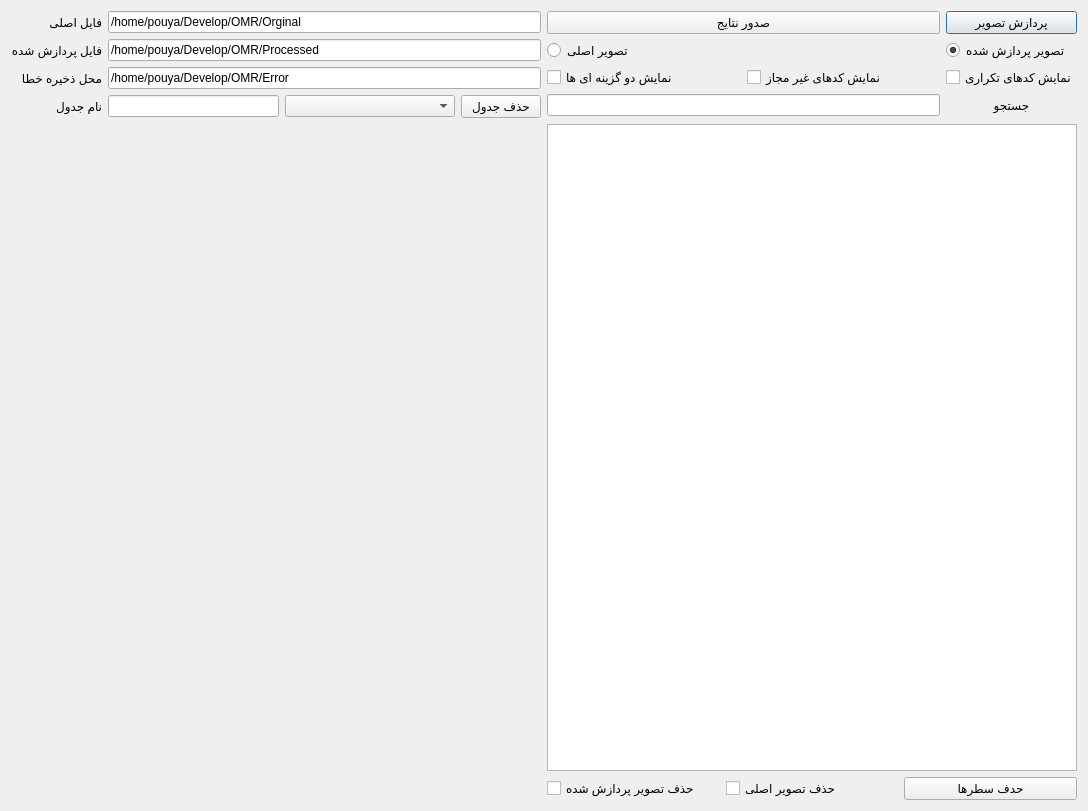
First picture: the form in omrprocess.ui, repository pouya-codes/OMR, before the edit.
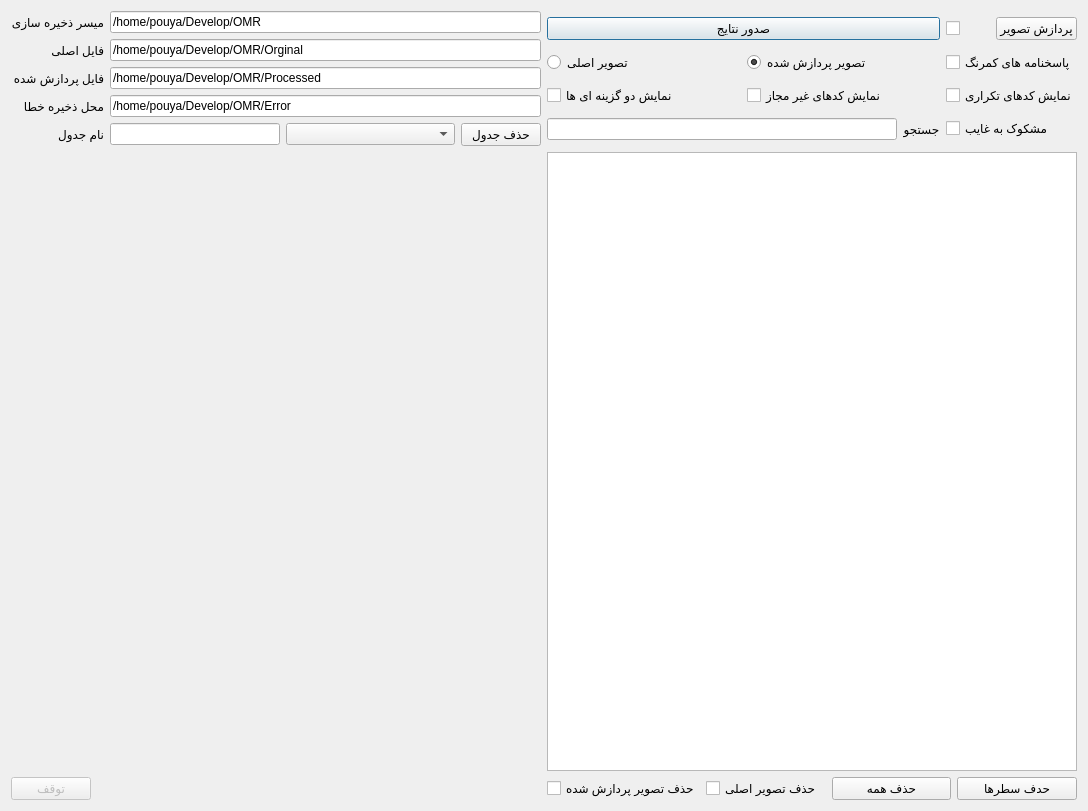
Second picture: the form after the edit.

Commit message: After MultiThread Support

Patch:
```diff
--- a/omrprocess.ui
+++ b/omrprocess.ui
@@ -70,19 +70,6 @@
        </property>
        <item>
         <layout class="QGridLayout" name="gridLayout_2">
-         <item row="1" column="1">
-          <widget class="QPushButton" name="pushButton">
-           <property name="sizePolicy">
-            <sizepolicy hsizetype="Minimum" vsizetype="Fixed">
-             <horstretch>0</horstretch>
-             <verstretch>1</verstretch>
-            </sizepolicy>
-           </property>
-           <property name="text">
-            <string>پردازش تصویر</string>
-           </property>
-          </widget>
-         </item>
          <item row="1" column="0">
           <widget class="QPushButton" name="pushButton_2">
            <property name="sizePolicy">
@@ -96,51 +83,14 @@
            </property>
           </widget>
          </item>
-         <item row="3" column="1">
+         <item row="5" column="1">
           <widget class="QCheckBox" name="checkBoxDuplicated">
            <property name="text">
             <string>نمایش کدهای تکراری</string>
            </property>
           </widget>
          </item>
-         <item row="2" column="1">
-          <widget class="QRadioButton" name="radioButtonProcessed">
-           <property name="text">
-            <string>تصویر پردازش شده</string>
-           </property>
-           <property name="checked">
-            <bool>true</bool>
-           </property>
-          </widget>
-         </item>
-         <item row="2" column="0">
-          <widget class="QRadioButton" name="radioButtonOrginal">
-           <property name="text">
-            <string>تصویر اصلی</string>
-           </property>
-          </widget>
-         </item>
-         <item row="5" column="1">
-          <widget class="QLabel" name="label_3">
-           <property name="text">
-            <string>جستجو</string>
-           </property>
-           <property name="alignment">
-            <set>Qt::AlignCenter</set>
-           </property>
-          </widget>
-         </item>
          <item row="5" column="0">
-          <widget class="QLineEdit" name="lineEditSearch">
-           <property name="sizePolicy">
-            <sizepolicy hsizetype="Expanding" vsizetype="Fixed">
-             <horstretch>0</horstretch>
-             <verstretch>0</verstretch>
-            </sizepolicy>
-           </property>
-          </widget>
-         </item>
-         <item row="3" column="0">
           <layout class="QHBoxLayout" name="horizontalLayout_3">
            <item>
             <widget class="QCheckBox" name="checkBoxTwoChoices">
@@ -158,6 +108,89 @@
            </item>
           </layout>
          </item>
+         <item row="7" column="0">
+          <layout class="QHBoxLayout" name="horizontalLayout_6">
+           <item>
+            <widget class="QLineEdit" name="lineEditSearch">
+             <property name="sizePolicy">
+              <sizepolicy hsizetype="Expanding" vsizetype="Fixed">
+               <horstretch>0</horstretch>
+               <verstretch>0</verstretch>
+              </sizepolicy>
+             </property>
+            </widget>
+           </item>
+           <item>
+            <widget class="QLabel" name="label_3">
+             <property name="text">
+              <string>جستجو</string>
+             </property>
+             <property name="alignment">
+              <set>Qt::AlignCenter</set>
+             </property>
+            </widget>
+           </item>
+          </layout>
+         </item>
+         <item row="7" column="1">
+          <widget class="QCheckBox" name="checkBoxApsent">
+           <property name="text">
+            <string>مشکوک به غایب</string>
+           </property>
+          </widget>
+         </item>
+         <item row="1" column="1">
+          <layout class="QHBoxLayout" name="horizontalLayout_4">
+           <item>
+            <widget class="QCheckBox" name="checkBoxMultiThread">
+             <property name="text">
+              <string/>
+             </property>
+            </widget>
+           </item>
+           <item>
+            <widget class="QPushButton" name="pushButton">
+             <property name="sizePolicy">
+              <sizepolicy hsizetype="Minimum" vsizetype="Fixed">
+               <horstretch>0</horstretch>
+               <verstretch>1</verstretch>
+              </sizepolicy>
+             </property>
+             <property name="text">
+              <string>پردازش تصویر</string>
+             </property>
+            </widget>
+           </item>
+          </layout>
+         </item>
+         <item row="3" column="0">
+          <layout class="QHBoxLayout" name="horizontalLayout_7">
+           <item>
+            <widget class="QRadioButton" name="radioButtonOrginal">
+             <property name="text">
+              <string>تصویر اصلی</string>
+             </property>
+            </widget>
+           </item>
+           <item>
+            <widget class="QRadioButton" name="radioButtonProcessed">
+             <property name="text">
+              <string>تصویر پردازش شده</string>
+             </property>
+             <property name="checked">
+              <bool>true</bool>
+             </property>
+            </widget>
+           </item>
+          </layout>
+         </item>
+         <item row="3" column="1">
+          <widget class="QCheckBox" name="checkBoxLowColors">
+           <property name="text">
+            <string>پاسخنامه های کمرنگ</string>
+           </property>
+          </widget>
+         </item>
         </layout>
        </item>
       </layout>
@@ -253,6 +286,20 @@
          </item>
         </layout>
        </item>
+       <item row="0" column="0">
+        <widget class="QLabel" name="Label_4">
+         <property name="text">
+          <string>میسر ذخیره سازی</string>
+         </property>
+        </widget>
+       </item>
+       <item row="0" column="1">
+        <widget class="QLineEdit" name="LineEditMain">
+         <property name="text">
+          <string>/home/pouya/Develop/OMR</string>
+         </property>
+        </widget>
+       </item>
       </layout>
      </item>
     </layout>
@@ -275,6 +322,13 @@
          </property>
         </widget>
        </item>
+       <item>
+        <widget class="QPushButton" name="pushButton_4">
+         <property name="text">
+          <string>حذف همه</string>
+         </property>
+        </widget>
+       </item>
        <item>
         <widget class="QPushButton" name="pushButton_3">
          <property name="text">
@@ -286,6 +340,33 @@
      </item>
     </layout>
    </item>
+   <item row="1" column="0">
+    <layout class="QHBoxLayout" name="horizontalLayout_9">
+     <item>
+      <widget class="QPushButton" name="pushButtonStop">
+       <property name="enabled">
+        <bool>false</bool>
+       </property>
+       <property name="text">
+        <string>توقف</string>
+       </property>
+      </widget>
+     </item>
+     <item>
+      <widget class="QLabel" name="labelStatus">
+       <property name="sizePolicy">
+        <sizepolicy hsizetype="Preferred" vsizetype="Preferred">
+         <horstretch>1</horstretch>
+         <verstretch>0</verstretch>
+        </sizepolicy>
+       </property>
+       <property name="text">
+        <string/>
+       </property>
+      </widget>
+     </item>
+    </layout>
+   </item>
   </layout>
  </widget>
  <resources/>
```
The commit also changes 6 other files.
